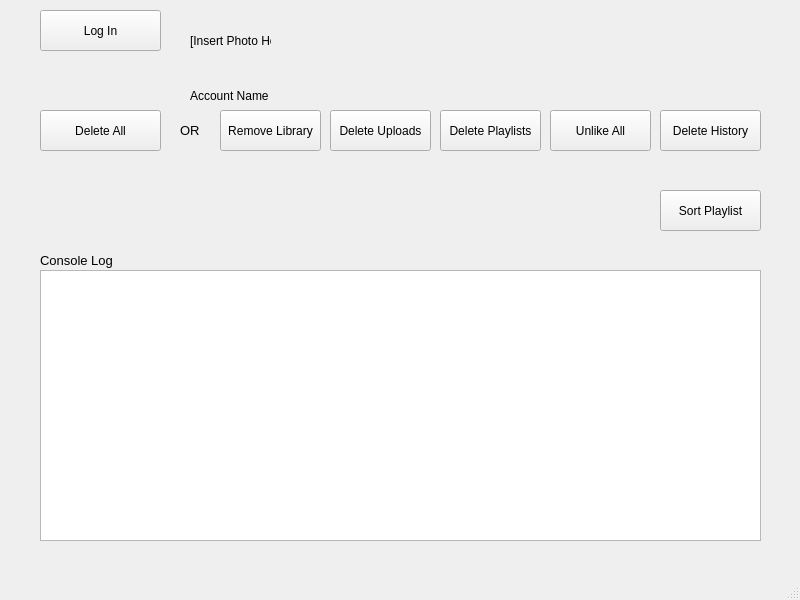
apastel/ytmusic-deleter, file packages/app/src/main/resources/main_window.ui: the form before one commit.
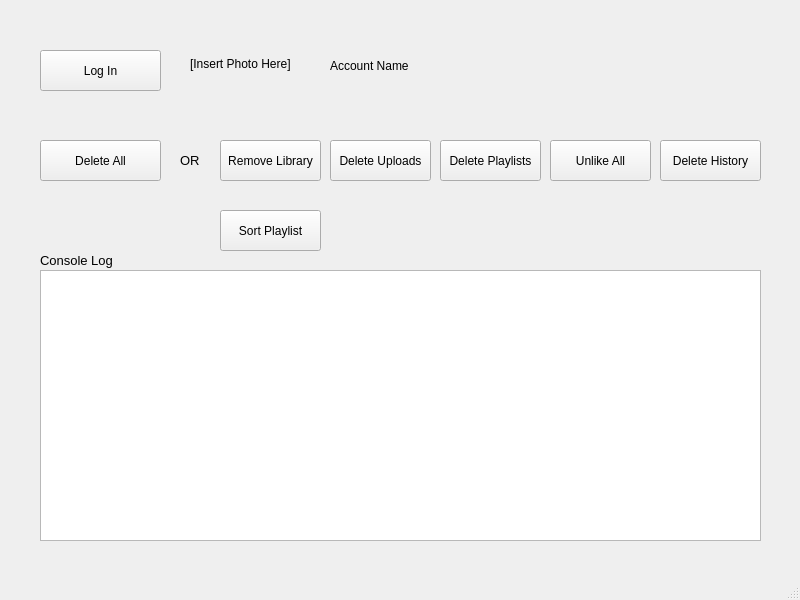
The form after the commit.

Commit message: adjust UI just a bit

```diff
--- a/packages/app/src/main/resources/main_window.ui
+++ b/packages/app/src/main/resources/main_window.ui
@@ -18,7 +18,7 @@
     <property name="geometry">
      <rect>
       <x>220</x>
-      <y>110</y>
+      <y>140</y>
       <width>101</width>
       <height>41</height>
      </rect>
@@ -47,7 +47,7 @@
     <property name="geometry">
      <rect>
       <x>330</x>
-      <y>110</y>
+      <y>140</y>
       <width>101</width>
       <height>41</height>
      </rect>
@@ -82,7 +82,7 @@
     <property name="geometry">
      <rect>
       <x>40</x>
-      <y>10</y>
+      <y>50</y>
       <width>121</width>
       <height>41</height>
      </rect>
@@ -95,7 +95,7 @@
     <property name="geometry">
      <rect>
       <x>440</x>
-      <y>110</y>
+      <y>140</y>
       <width>101</width>
       <height>41</height>
      </rect>
@@ -111,7 +111,7 @@
     <property name="geometry">
      <rect>
       <x>550</x>
-      <y>110</y>
+      <y>140</y>
       <width>101</width>
       <height>41</height>
      </rect>
@@ -127,7 +127,7 @@
     <property name="geometry">
      <rect>
       <x>40</x>
-      <y>110</y>
+      <y>140</y>
       <width>121</width>
       <height>41</height>
      </rect>
@@ -142,8 +142,8 @@
    <widget class="QPushButton" name="sortPlaylistButton">
     <property name="geometry">
      <rect>
-      <x>660</x>
-      <y>190</y>
+      <x>220</x>
+      <y>210</y>
       <width>101</width>
       <height>41</height>
      </rect>
@@ -159,7 +159,7 @@
     <property name="geometry">
      <rect>
       <x>660</x>
-      <y>110</y>
+      <y>140</y>
       <width>101</width>
       <height>41</height>
      </rect>
@@ -175,7 +175,7 @@
     <property name="geometry">
      <rect>
       <x>180</x>
-      <y>120</y>
+      <y>150</y>
       <width>21</width>
       <height>21</height>
      </rect>
@@ -193,9 +193,9 @@
    <widget class="QLabel" name="accountNameLabel">
     <property name="geometry">
      <rect>
-      <x>190</x>
-      <y>80</y>
-      <width>101</width>
+      <x>330</x>
+      <y>50</y>
+      <width>161</width>
       <height>31</height>
      </rect>
     </property>
@@ -207,9 +207,9 @@
     <property name="geometry">
      <rect>
       <x>190</x>
-      <y>0</y>
-      <width>81</width>
-      <height>81</height>
+      <y>10</y>
+      <width>108</width>
+      <height>108</height>
      </rect>
     </property>
     <property name="text">
```
The commit also changes 3 other files.
